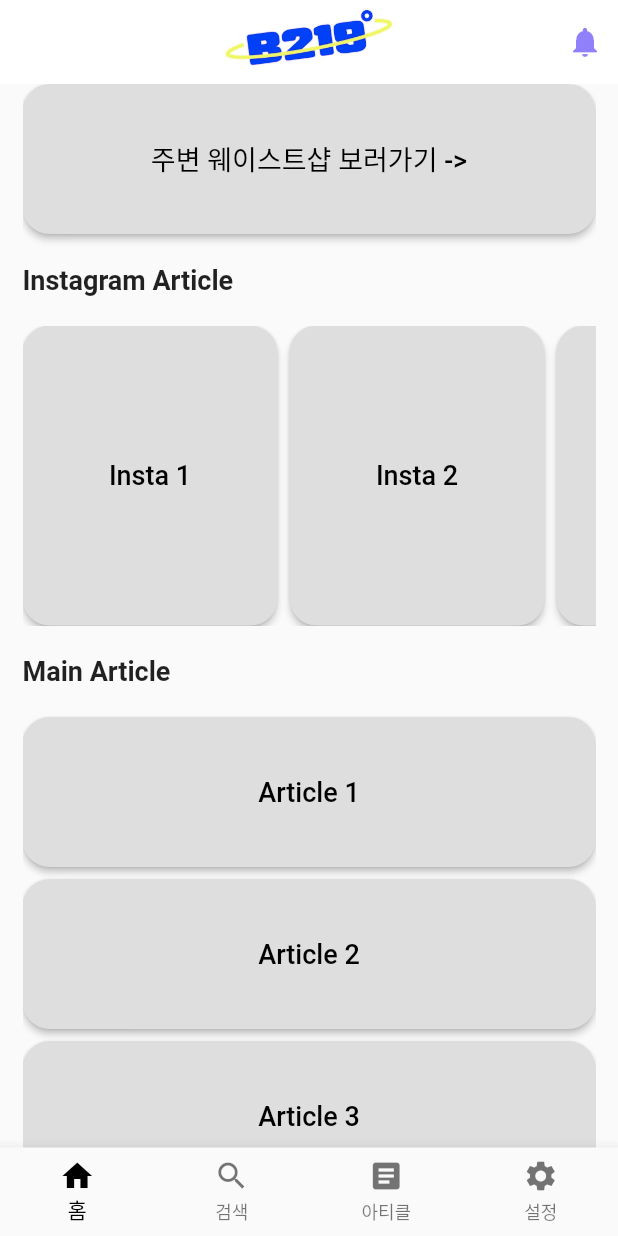
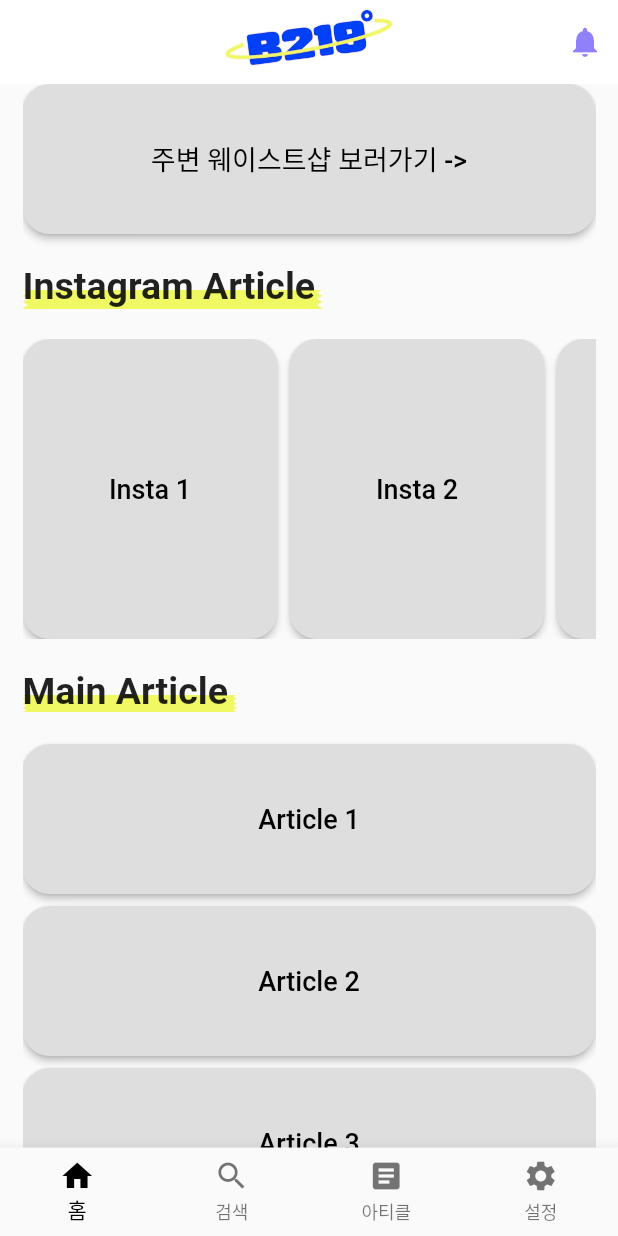
Before and after one commit to hwarak/beginners219-app, a Flutter app: the screen it shows after launch, on a phone screen of 412 x 824 dp. Run offline on Flutter 3.47's test engine with Material 2 defaults, Android fonts, the phone set to English and light mode, and no system bars; our stand-ins replace dio, flutter_dotenv, geolocator, google_maps_flutter, settings_ui.

Commit message:
decoration home title

```diff
--- a/lib/widget/home_title.dart
+++ b/lib/widget/home_title.dart
@@ -6,11 +6,25 @@ class HomeTitle extends StatelessWidget {
 
   @override
   Widget build(BuildContext context) {
-    return Text(
-      title,
-      style: TextStyle(
-        fontSize: 18.0,
-        fontWeight: FontWeight.w700,
+    return Container(
+      height: 30.0,
+      child: Stack(
+        children: [
+          Positioned(
+            top: 17.0,
+            child: Image.asset(
+              "assets/images/home_title_underline.jpg",
+              width: title == "Main Article" ? 143.0 : 200.0,
+            ),
+          ),
+          Text(
+            title,
+            style: TextStyle(
+              fontSize: 25.0,
+              fontWeight: FontWeight.w700,
+            ),
+          ),
+        ],
       ),
     );
   }
```
Also changed, not shown: assets/images/home_title_underline.jpg (added).
